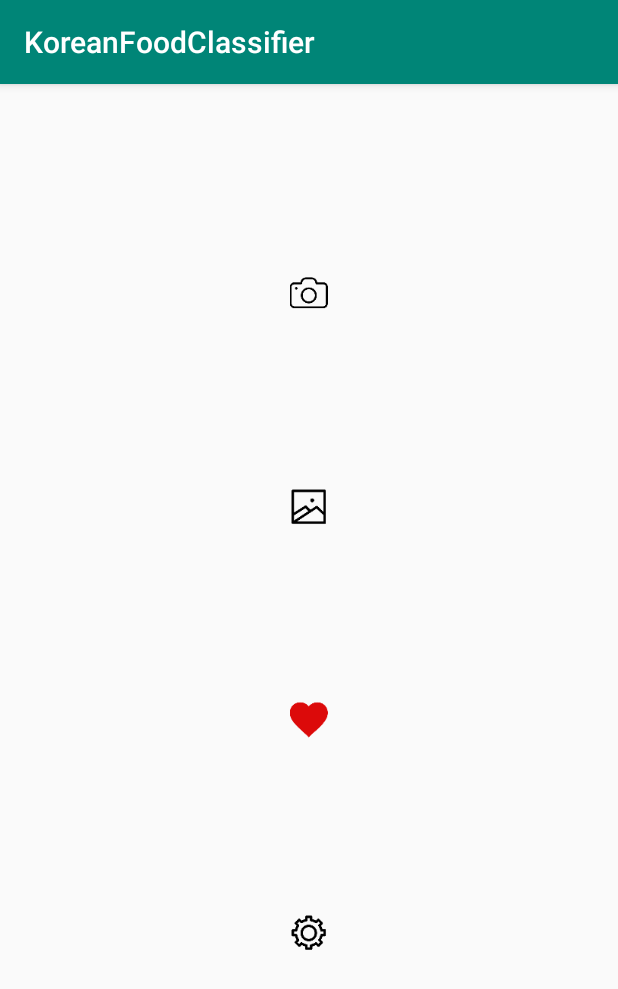
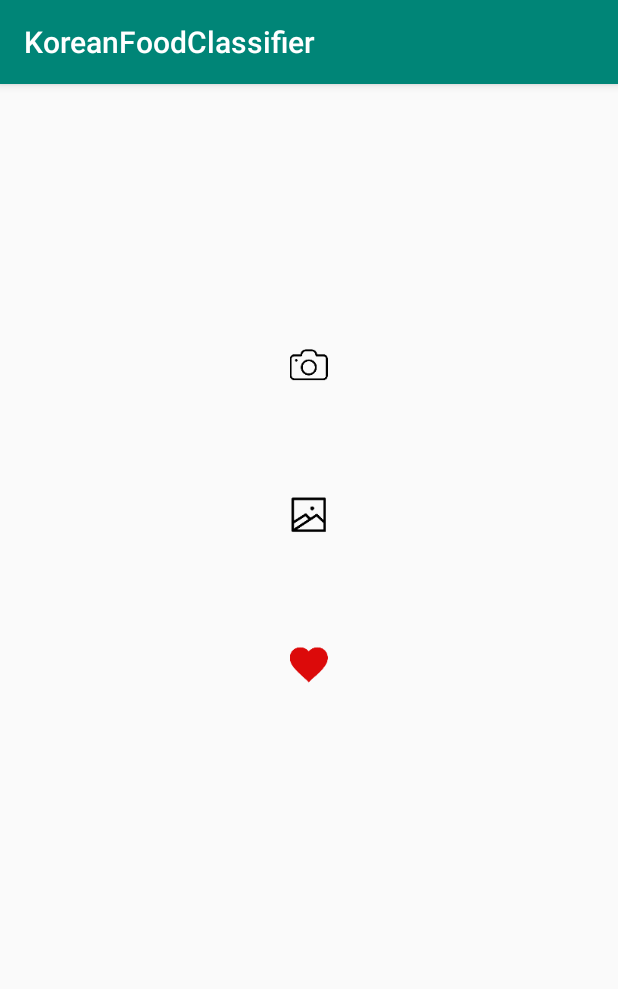
Before and after one commit to SojeongRyu/KoreanFoodClassifier, an Android app: the screen it shows after launch (MainActivity), on a phone screen of 412 x 824 dp. Shown: the top 989 px of the screen. Run offline under Robolectric (Android 15) with nearby library versions, the phone set to English and light mode, and no system bars.

Commit message:
remove Info function & icon

```diff
--- a/KoreanFoodClassifier/app/src/main/java/com/example/sojeong/koreanfoodclassifier/MainActivity.java
+++ b/KoreanFoodClassifier/app/src/main/java/com/example/sojeong/koreanfoodclassifier/MainActivity.java
@@ -50,4 +50,5 @@ public class MainActivity extends AppCompatActivity {
     }
 
 
+
 }
--- /dev/null
+++ b/KoreanFoodClassifier/app/src/main/res/layout-xxxhdpi/info_display.xml
@@ -0,0 +1,30 @@
+<?xml version="1.0" encoding="utf-8"?>
+<android.support.constraint.ConstraintLayout xmlns:android="http://schemas.android.com/apk/res/android"
+    xmlns:tools="http://schemas.android.com/tools"
+    android:layout_width="match_parent"
+    android:layout_height="match_parent">
+
+    <RelativeLayout
+        android:layout_width="match_parent"
+        android:layout_height="match_parent">
+
+        <TextView
+            android:id="@+id/textView2"
+            android:layout_width="wrap_content"
+            android:layout_height="wrap_content"
+            android:text="USER'S INFORMATION"
+            android:textSize="30dp"
+            android:textColor="@android:color/holo_blue_light"
+            android:layout_centerHorizontal="true"
+            android:layout_alignParentTop="true"
+            />
+
+        <Spinner
+            android:id="@+id/spinner"
+            android:layout_width="match_parent"
+            android:layout_height="wrap_content"
+            android:layout_alignParentTop="true"
+            android:layout_marginTop="103dp" />
+
+    </RelativeLayout>
+</android.support.constraint.ConstraintLayout>
--- a/KoreanFoodClassifier/app/src/main/res/layout/activity_main.xml
+++ b/KoreanFoodClassifier/app/src/main/res/layout/activity_main.xml
@@ -6,69 +6,52 @@
     android:layout_height="match_parent"
     tools:context=".MainActivity">
 
+    <RelativeLayout
+        android:id="@+id/relativeLayout"
+        android:layout_width="0dp"
+        android:layout_height="0dp"
+        app:layout_constraintBottom_toBottomOf="parent"
+        app:layout_constraintEnd_toEndOf="parent"
+        app:layout_constraintStart_toStartOf="parent"
+        app:layout_constraintTop_toTopOf="parent">
+
         <TextView
             android:id="@+id/textView"
-        android:layout_width="27dp"
-        android:layout_height="0dp"
-        android:layout_marginTop="50dp"
-        android:layout_marginBottom="76dp"
-        android:text="KFC"
-        app:layout_constraintBottom_toTopOf="@+id/btnTakePicture"
-        app:layout_constraintHorizontal_bias="0.501"
-        app:layout_constraintLeft_toLeftOf="parent"
-        app:layout_constraintRight_toRightOf="parent"
-        app:layout_constraintTop_toTopOf="parent" />
+            android:layout_width="wrap_content"
+            android:layout_height="137dp"
+            android:layout_alignParentTop="true"
+            android:layout_centerHorizontal="true"
+            android:gravity="center"
+            android:text=""
+            android:textColor="@android:color/holo_blue_light"
+            android:textSize="20dp" />
 
         <ImageButton
             android:id="@+id/btnTakePicture"
-        android:layout_width="128dp"
-        android:layout_height="0dp"
-        android:layout_marginTop="72dp"
-        android:layout_marginBottom="8dp"
-        android:src = "@drawable/camera"
+            android:layout_width="148dp"
+            android:layout_height="100dp"
+            android:layout_below="@id/textView"
+            android:layout_centerHorizontal="true"
             android:background="@android:color/transparent"
-        app:layout_constraintBottom_toTopOf="@+id/btnGallery"
-        app:layout_constraintEnd_toEndOf="@+id/btnGallery"
-        app:layout_constraintStart_toStartOf="@+id/btnGallery"
-        app:layout_constraintTop_toTopOf="parent"
-        app:layout_constraintVertical_chainStyle="spread_inside"/>
+            android:src="@drawable/camera" />
 
         <ImageButton
             android:id="@+id/btnScrapped"
-        android:layout_width="128dp"
-        android:layout_height="0dp"
-        android:layout_marginBottom="7dp"
+            android:layout_width="148dp"
+            android:layout_height="100dp"
+            android:layout_below="@id/btnGallery"
+            android:layout_centerHorizontal="true"
+            android:background="@android:color/transparent"
             android:onClick="onScrapBtnClicked"
-        android:src = "@drawable/red_heart"
-        android:background="@android:color/transparent"
-        app:layout_constraintBottom_toTopOf="@+id/btnInfo"
-        app:layout_constraintEnd_toEndOf="@+id/btnInfo"
-        app:layout_constraintStart_toStartOf="@+id/btnInfo"
-        app:layout_constraintTop_toBottomOf="@+id/btnGallery" />
+            android:src="@drawable/red_heart" />
 
         <ImageButton
             android:id="@+id/btnGallery"
-        android:layout_width="128dp"
-        android:layout_height="0dp"
-        android:layout_marginBottom="8dp"
-        android:src = "@drawable/gallery"
+            android:layout_width="148dp"
+            android:layout_height="100dp"
+            android:layout_below="@id/btnTakePicture"
+            android:layout_centerHorizontal="true"
             android:background="@android:color/transparent"
-        app:layout_constraintBottom_toTopOf="@+id/btnScrapped"
-        app:layout_constraintEnd_toEndOf="@+id/btnScrapped"
-        app:layout_constraintStart_toStartOf="@+id/btnScrapped"
-        app:layout_constraintTop_toBottomOf="@+id/btnTakePicture" />
-
-    <ImageButton
-        android:id="@+id/btnInfo"
-        android:layout_width="128dp"
-        android:layout_height="0dp"
-        android:layout_marginBottom="135dp"
-        android:src = "@drawable/settings"
-        android:background="@android:color/transparent"
-        app:layout_constraintBottom_toBottomOf="parent"
-        app:layout_constraintEnd_toEndOf="parent"
-        app:layout_constraintHorizontal_bias="0.5"
-        app:layout_constraintStart_toStartOf="parent"
-        app:layout_constraintTop_toBottomOf="@+id/btnScrapped" />
-
+            android:src="@drawable/gallery" />
+    </RelativeLayout>
 </android.support.constraint.ConstraintLayout>
--- a/KoreanFoodClassifier/app/src/main/res/layout/scrapped_recipe.xml
+++ b/KoreanFoodClassifier/app/src/main/res/layout/scrapped_recipe.xml
@@ -24,12 +24,11 @@
             android:id="@+id/btn_back2"
             android:layout_width="45dp"
             android:layout_height="45dp"
+            android:layout_alignParentLeft="true"
+            android:layout_alignParentTop="true"
             android:background="@android:color/transparent"
-        android:onClick="onBackBtn2Clicked"
             android:padding="0dp"
-        android:src="@drawable/back"
-        android:layout_alignParentLeft="true"
-        android:layout_alignParentTop="true"/>
+            android:src="@drawable/back" />
 
         <TextView
             android:id="@+id/textView1"
```
Lines whose indentation alone changed are shown as unchanged.
